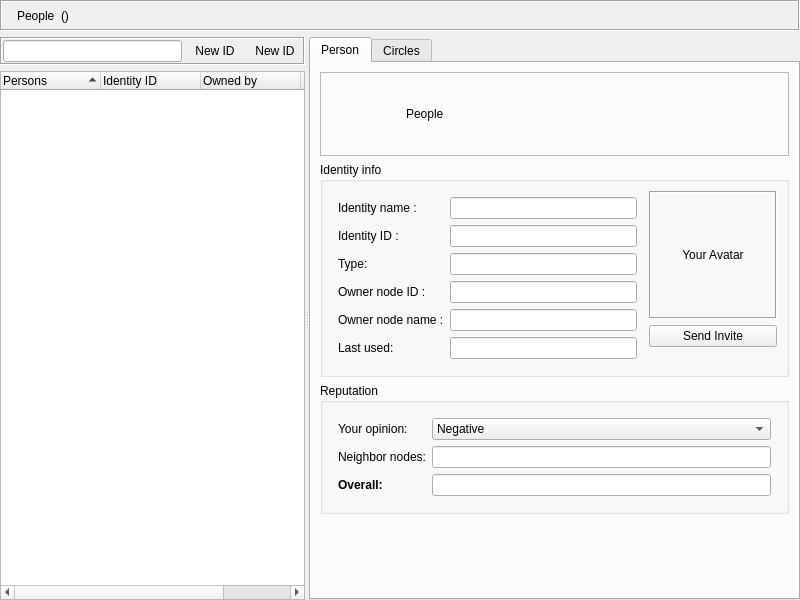
First picture: the form in retroshare-gui/src/gui/Identity/IdDialog.ui, repository RetroShare/RetroShare, before the edit.
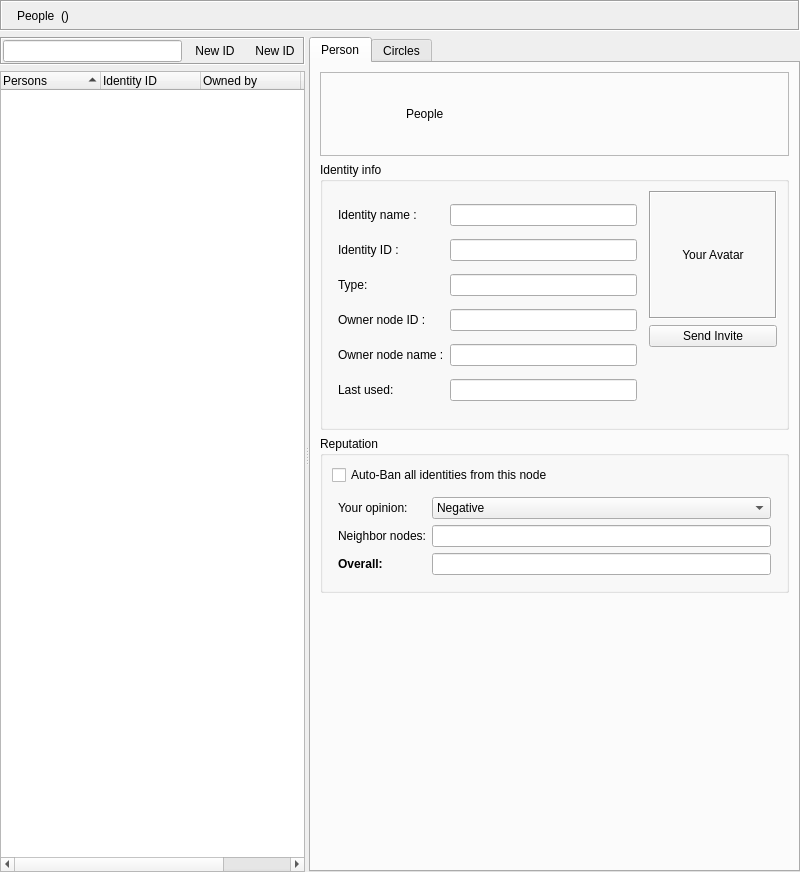
Second picture: the form after the edit. Icons and pictures are not drawn. Custom widgets are drawn as their Qt base class.

Commit message: simplied/improved reputation system. Now ids can be banned based on their owner node using a single checkbox in the Person tab, with immediate effect

```diff
--- a/retroshare-gui/src/gui/Identity/IdDialog.ui
+++ b/retroshare-gui/src/gui/Identity/IdDialog.ui
@@ -7,7 +7,7 @@
     <x>0</x>
     <y>0</y>
     <width>800</width>
-    <height>600</height>
+    <height>872</height>
    </rect>
   </property>
   <property name="sizePolicy">
@@ -278,7 +278,7 @@
            <string>Reputation</string>
           </property>
           <property name="textAlignment">
-           <set>AlignLeading|AlignVCenter</set>
+           <set>AlignLeft|AlignVCenter</set>
           </property>
          </column>
         </widget>
@@ -534,6 +534,13 @@
            <string>Reputation</string>
           </property>
           <layout class="QVBoxLayout" name="reputationGroupBoxVLayout">
+           <item>
+            <widget class="QCheckBox" name="autoBanIdentities_CB">
+             <property name="text">
+              <string>Auto-Ban all identities from this node</string>
+             </property>
+            </widget>
+           </item>
            <item>
             <layout class="QGridLayout" name="reputationGLayout">
              <property name="leftMargin">
```
Left out of the diff: 4 changed lines with no effect on the pictures. The commit also changes 10 other files.
